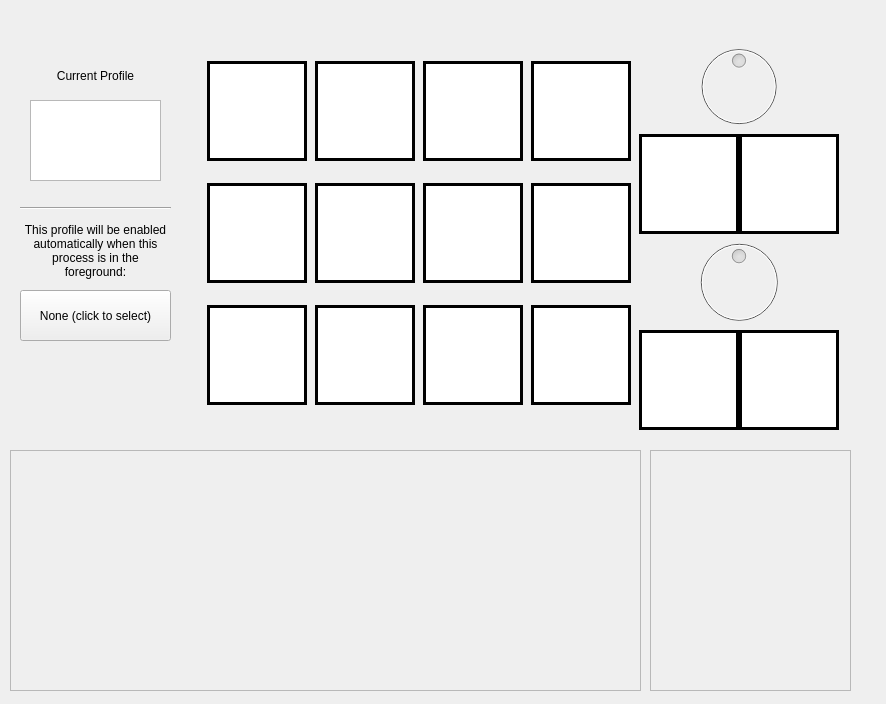
The window that resources/interface.ui (Tizzu/BagOnKey) describes before a commit, drawn with Qt 5.
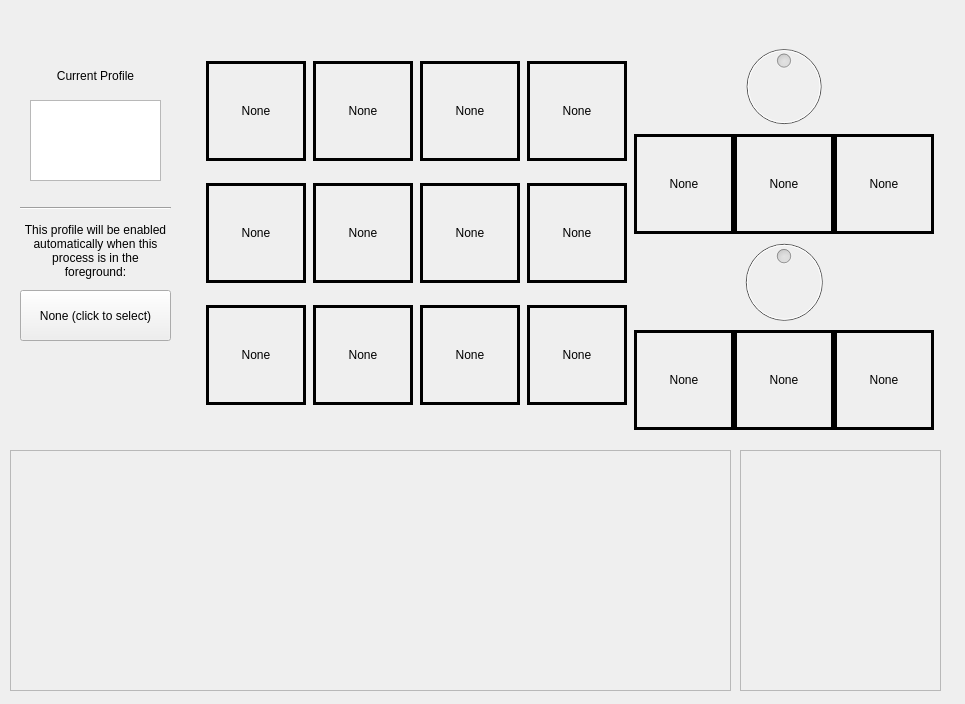
The same window after the commit. Custom widgets are drawn as their Qt base class.

Commit message: Refactor DropLabel class for improved functionality

Patch:
```diff
--- a/resources/interface.ui
+++ b/resources/interface.ui
@@ -6,7 +6,7 @@
    <rect>
     <x>0</x>
     <y>0</y>
-    <width>886</width>
+    <width>965</width>
     <height>704</height>
    </rect>
   </property>
@@ -31,7 +31,7 @@
      <rect>
       <x>190</x>
       <y>30</y>
-      <width>668</width>
+      <width>761</width>
       <height>409</height>
      </rect>
     </property>
@@ -64,11 +64,14 @@
            <height>100</height>
           </size>
          </property>
+         <property name="autoFillBackground">
+          <bool>false</bool>
+         </property>
          <property name="styleSheet">
           <string notr="true">border: 3px solid black;</string>
          </property>
-         <property name="alignment">
-          <set>Qt::AlignCenter</set>
+         <property name="text">
+          <string>None</string>
          </property>
         </widget>
        </item>
@@ -86,11 +89,14 @@
            <height>100</height>
           </size>
          </property>
+         <property name="autoFillBackground">
+          <bool>false</bool>
+         </property>
          <property name="styleSheet">
           <string notr="true">border: 3px solid black;</string>
          </property>
-         <property name="alignment">
-          <set>Qt::AlignCenter</set>
+         <property name="text">
+          <string>None</string>
          </property>
         </widget>
        </item>
@@ -108,11 +114,14 @@
            <height>100</height>
           </size>
          </property>
+         <property name="autoFillBackground">
+          <bool>false</bool>
+         </property>
          <property name="styleSheet">
           <string notr="true">border: 3px solid black;</string>
          </property>
-         <property name="alignment">
-          <set>Qt::AlignCenter</set>
+         <property name="text">
+          <string>None</string>
          </property>
         </widget>
        </item>
@@ -134,11 +143,14 @@
            <height>100</height>
           </size>
          </property>
+         <property name="autoFillBackground">
+          <bool>false</bool>
+         </property>
          <property name="styleSheet">
           <string notr="true">border: 3px solid black;</string>
          </property>
-         <property name="alignment">
-          <set>Qt::AlignCenter</set>
+         <property name="text">
+          <string>None</string>
          </property>
         </widget>
        </item>
@@ -156,11 +168,14 @@
            <height>100</height>
           </size>
          </property>
+         <property name="autoFillBackground">
+          <bool>false</bool>
+         </property>
          <property name="styleSheet">
           <string notr="true">border: 3px solid black;</string>
          </property>
-         <property name="alignment">
-          <set>Qt::AlignCenter</set>
+         <property name="text">
+          <string>None</string>
          </property>
         </widget>
        </item>
@@ -178,11 +193,14 @@
            <height>100</height>
           </size>
          </property>
+         <property name="autoFillBackground">
+          <bool>false</bool>
+         </property>
          <property name="styleSheet">
           <string notr="true">border: 3px solid black;</string>
          </property>
-         <property name="alignment">
-          <set>Qt::AlignCenter</set>
+         <property name="text">
+          <string>None</string>
          </property>
         </widget>
        </item>
@@ -204,11 +222,14 @@
            <height>100</height>
           </size>
          </property>
+         <property name="autoFillBackground">
+          <bool>false</bool>
+         </property>
          <property name="styleSheet">
           <string notr="true">border: 3px solid black;</string>
          </property>
-         <property name="alignment">
-          <set>Qt::AlignCenter</set>
+         <property name="text">
+          <string>None</string>
          </property>
         </widget>
        </item>
@@ -226,11 +247,14 @@
            <height>100</height>
           </size>
          </property>
+         <property name="autoFillBackground">
+          <bool>false</bool>
+         </property>
          <property name="styleSheet">
           <string notr="true">border: 3px solid black;</string>
          </property>
-         <property name="alignment">
-          <set>Qt::AlignCenter</set>
+         <property name="text">
+          <string>None</string>
          </property>
         </widget>
        </item>
@@ -248,11 +272,14 @@
            <height>100</height>
           </size>
          </property>
+         <property name="autoFillBackground">
+          <bool>false</bool>
+         </property>
          <property name="styleSheet">
           <string notr="true">border: 3px solid black;</string>
          </property>
-         <property name="alignment">
-          <set>Qt::AlignCenter</set>
+         <property name="text">
+          <string>None</string>
          </property>
         </widget>
        </item>
@@ -274,11 +301,14 @@
            <height>100</height>
           </size>
          </property>
+         <property name="autoFillBackground">
+          <bool>false</bool>
+         </property>
          <property name="styleSheet">
           <string notr="true">border: 3px solid black;</string>
          </property>
-         <property name="alignment">
-          <set>Qt::AlignCenter</set>
+         <property name="text">
+          <string>None</string>
          </property>
         </widget>
        </item>
@@ -296,11 +326,14 @@
            <height>100</height>
           </size>
          </property>
+         <property name="autoFillBackground">
+          <bool>false</bool>
+         </property>
          <property name="styleSheet">
           <string notr="true">border: 3px solid black;</string>
          </property>
-         <property name="alignment">
-          <set>Qt::AlignCenter</set>
+         <property name="text">
+          <string>None</string>
          </property>
         </widget>
        </item>
@@ -309,7 +342,7 @@
          <property name="minimumSize">
           <size>
            <width>100</width>
-           <height>100</height>
+           <height>99</height>
           </size>
          </property>
          <property name="maximumSize">
@@ -318,11 +351,14 @@
            <height>100</height>
           </size>
          </property>
+         <property name="autoFillBackground">
+          <bool>false</bool>
+         </property>
          <property name="styleSheet">
           <string notr="true">border: 3px solid black;</string>
          </property>
-         <property name="alignment">
-          <set>Qt::AlignCenter</set>
+         <property name="text">
+          <string>None</string>
          </property>
         </widget>
        </item>
@@ -354,7 +390,7 @@
        <item>
         <layout class="QHBoxLayout" name="horizontalLayout_2">
          <item>
-          <widget class="DropLabel" name="graphicsView">
+          <widget class="DropLabel" name="knob1">
            <property name="minimumSize">
             <size>
              <width>100</width>
@@ -367,13 +403,19 @@
              <height>100</height>
             </size>
            </property>
+           <property name="autoFillBackground">
+            <bool>false</bool>
+           </property>
            <property name="styleSheet">
             <string notr="true">border: 3px solid black;</string>
            </property>
+           <property name="text">
+            <string>None</string>
+           </property>
           </widget>
          </item>
          <item>
-          <widget class="DropLabel" name="graphicsView_2">
+          <widget class="DropLabel" name="knob2">
            <property name="minimumSize">
             <size>
              <width>100</width>
@@ -386,8 +428,39 @@
              <height>100</height>
             </size>
            </property>
+           <property name="autoFillBackground">
+            <bool>false</bool>
+           </property>
            <property name="styleSheet">
             <string notr="true">border: 3px solid black;</string>
+           </property>
+           <property name="text">
+            <string>None</string>
+           </property>
+          </widget>
+         </item>
+         <item>
+          <widget class="DropLabel" name="knob3">
+           <property name="minimumSize">
+            <size>
+             <width>100</width>
+             <height>100</height>
+            </size>
+           </property>
+           <property name="maximumSize">
+            <size>
+             <width>100</width>
+             <height>100</height>
+            </size>
+           </property>
+           <property name="autoFillBackground">
+            <bool>false</bool>
+           </property>
+           <property name="styleSheet">
+            <string notr="true">border: 3px solid black;</string>
+           </property>
+           <property name="text">
+            <string>None</string>
            </property>
           </widget>
          </item>
@@ -409,7 +482,7 @@
        <item>
         <layout class="QHBoxLayout" name="horizontalLayout_3">
          <item>
-          <widget class="DropLabel" name="graphicsView_3">
+          <widget class="DropLabel" name="knob4">
            <property name="minimumSize">
             <size>
              <width>100</width>
@@ -422,13 +495,19 @@
              <height>100</height>
             </size>
            </property>
+           <property name="autoFillBackground">
+            <bool>false</bool>
+           </property>
            <property name="styleSheet">
             <string notr="true">border: 3px solid black;</string>
            </property>
+           <property name="text">
+            <string>None</string>
+           </property>
           </widget>
          </item>
          <item>
-          <widget class="DropLabel" name="graphicsView_5">
+          <widget class="DropLabel" name="knob5">
            <property name="minimumSize">
             <size>
              <width>100</width>
@@ -441,8 +520,39 @@
              <height>100</height>
             </size>
            </property>
+           <property name="autoFillBackground">
+            <bool>false</bool>
+           </property>
            <property name="styleSheet">
             <string notr="true">border: 3px solid black;</string>
+           </property>
+           <property name="text">
+            <string>None</string>
+           </property>
+          </widget>
+         </item>
+         <item>
+          <widget class="DropLabel" name="knob6">
+           <property name="minimumSize">
+            <size>
+             <width>100</width>
+             <height>100</height>
+            </size>
+           </property>
+           <property name="maximumSize">
+            <size>
+             <width>100</width>
+             <height>100</height>
+            </size>
+           </property>
+           <property name="autoFillBackground">
+            <bool>false</bool>
+           </property>
+           <property name="styleSheet">
+            <string notr="true">border: 3px solid black;</string>
+           </property>
+           <property name="text">
+            <string>None</string>
            </property>
           </widget>
          </item>
@@ -539,7 +649,7 @@
      <rect>
       <x>10</x>
       <y>450</y>
-      <width>631</width>
+      <width>721</width>
       <height>241</height>
      </rect>
     </property>
@@ -551,7 +661,7 @@
       <rect>
        <x>0</x>
        <y>0</y>
-       <width>629</width>
+       <width>719</width>
        <height>239</height>
       </rect>
      </property>
@@ -560,7 +670,7 @@
    <widget class="QScrollArea" name="description">
     <property name="geometry">
      <rect>
-      <x>650</x>
+      <x>740</x>
       <y>450</y>
       <width>201</width>
       <height>241</height>
@@ -585,7 +695,7 @@
  <customwidgets>
   <customwidget>
    <class>DropLabel</class>
-   <extends>QGraphicsView</extends>
+   <extends>QPushButton</extends>
    <header>droplabel.h</header>
   </customwidget>
  </customwidgets>
```
Left out of the diff: 16 changed lines with no effect on the pictures. The commit also changes 2 other files.
